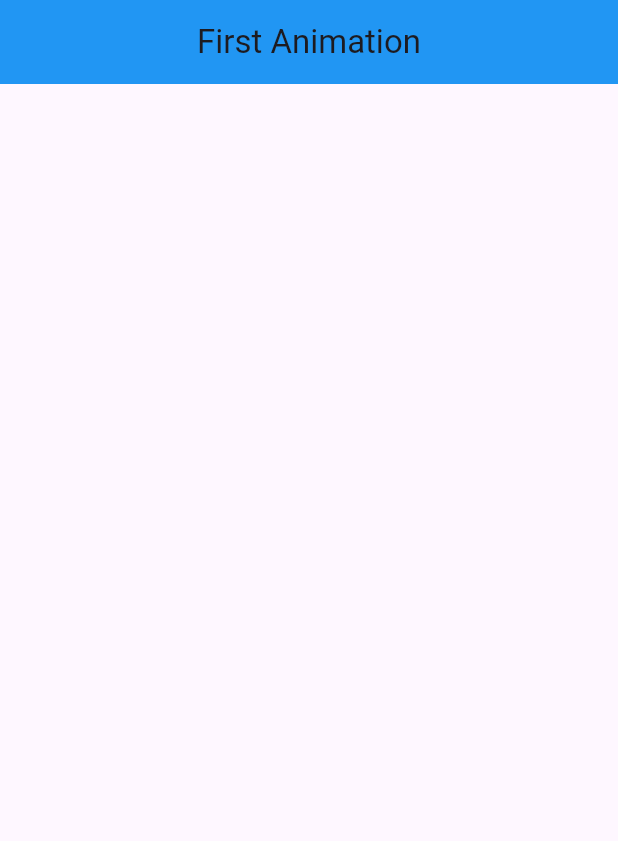
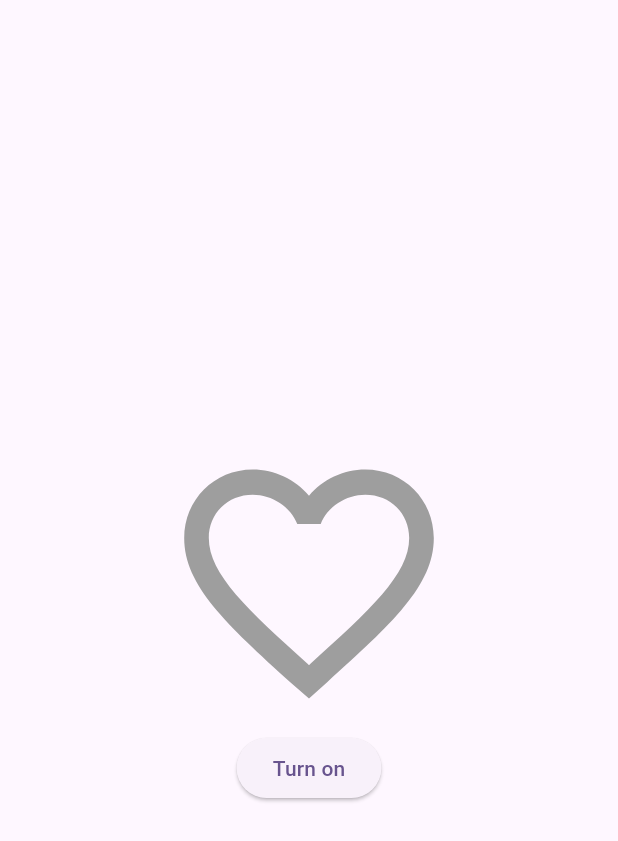
Before and after one commit to Shakshor/animation-starting-flutter, a Flutter app: the screen it shows after launch, on a phone screen of 412 x 824 dp. Shown: the top 841 px of the screen. Run offline on Flutter 3.47's test engine with Material 2 defaults, Android fonts, the phone set to English and light mode, and no system bars.

Commit message:
learned animated switcher process

```diff
--- /dev/null
+++ b/lib/animation_switcher.dart
@@ -0,0 +1,71 @@
+import 'dart:async';
+
+import 'package:flutter/material.dart';
+
+class AnimatedSwitcherScreen extends StatefulWidget {
+  const AnimatedSwitcherScreen({super.key});
+
+  @override
+  State<AnimatedSwitcherScreen> createState() => _AnimatedSwitcherScreenState();
+}
+
+class _AnimatedSwitcherScreenState extends State<AnimatedSwitcherScreen> {
+
+  bool _isSwitched = false;
+
+
+  @override
+  Widget build(BuildContext context) {
+    return Scaffold(
+
+      body: Center(
+        child: Column(
+
+          mainAxisAlignment: MainAxisAlignment.center,
+
+          children: [
+
+            AnimatedSwitcher(
+              duration: Duration(seconds: 2),
+
+              transitionBuilder: (Widget child, Animation<double> animation) {
+                return ScaleTransition(
+                  scale: animation,
+                  child: child,
+                );
+              },
+
+              child: _isSwitched ? Icon(
+                Icons.favorite,
+                color: Colors.red,
+                size: 200,
+                key: UniqueKey(),
+              ) :
+                  Icon(
+                    Icons.favorite_border,
+                    color: Colors.grey,
+                    size: 200,
+                    key: UniqueKey(),
+                  ),
+            ),
+
+            ElevatedButton(
+                onPressed: (){
+                    setState(() {
+                      _isSwitched = !_isSwitched;
+                    });
+                },
+                child: Text(
+                    _isSwitched ? 'Turn off' : 'Turn on'
+                ),
+            ),
+
+
+
+          ],
+        ),
+      ),
+
+    );
+  }
+}
--- a/lib/main.dart
+++ b/lib/main.dart
@@ -1,3 +1,4 @@
+import 'package:animation_starting/animation_switcher.dart';
 import 'package:animation_starting/first_animation.dart';
 import 'package:flutter/material.dart';
 
@@ -17,7 +18,7 @@ class MyApp extends StatelessWidget {
         colorScheme: ColorScheme.fromSeed(seedColor: Colors.deepPurple),
         useMaterial3: true,
       ),
-      home: const FirstAnimation(),
+      home: const AnimatedSwitcherScreen(),
     );
   }
 }
```
Also changed, not shown: lib/first_animation.dart (+66 -1 lines).
